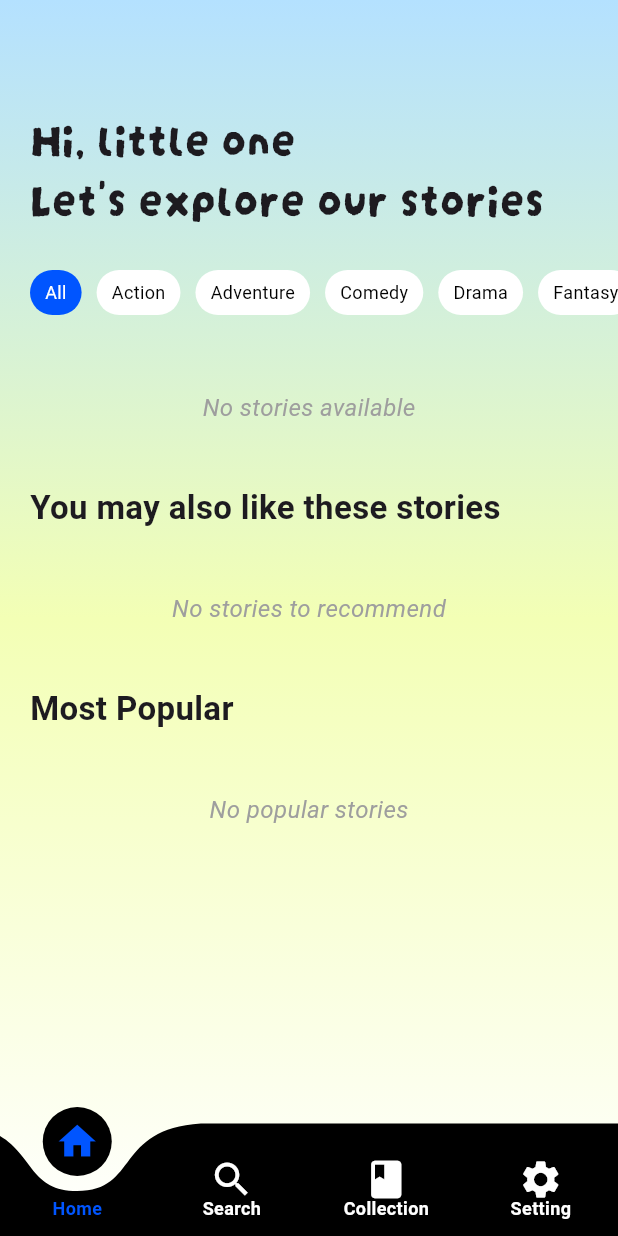
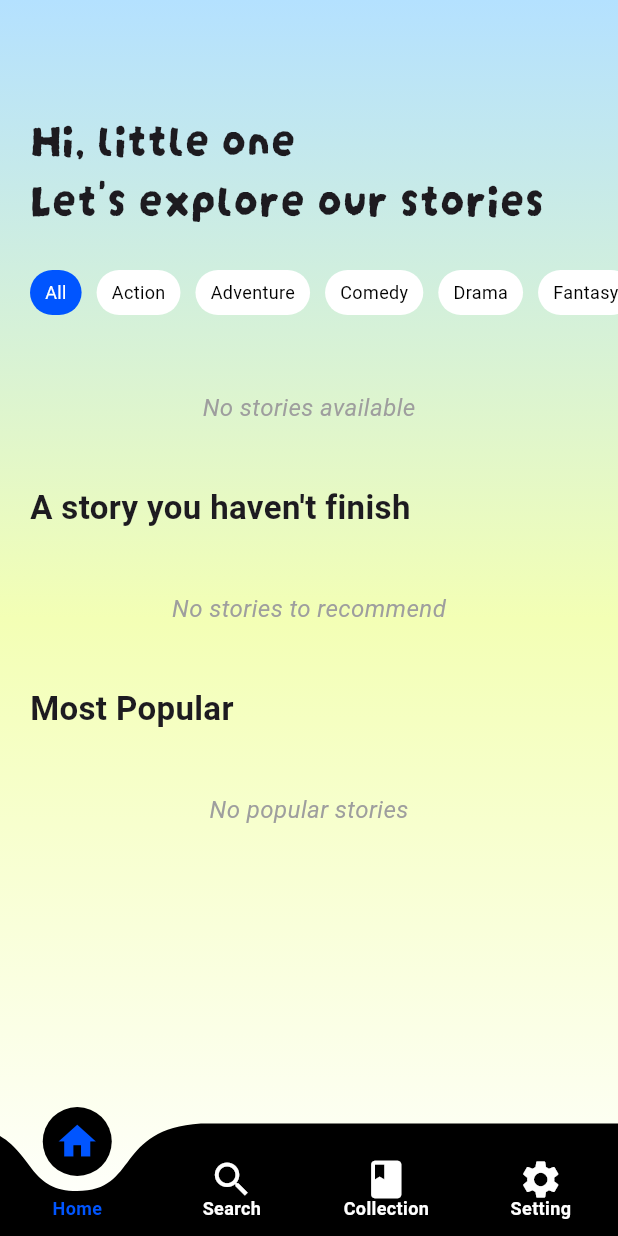
Before and after one commit to Riandec/storytelling-audio-app, a Flutter app: the screen it shows after launch, on a phone screen of 412 x 824 dp. Run offline on Flutter 3.47's test engine with Material 3 defaults, Android fonts, the phone set to English and light mode, and no system bars; drawn by our look-alikes of curved_navigation_bar; our stand-ins replace carousel_slider, cloud_firestore, firebase_core, flutter_dotenv, shared_preferences; missing offline and left inert: image_pixels; accounts and stored records are empty; Roboto replaces fonts that are missing (SF Pro); statements that could not run were skipped; project files that could hold a hidden picture were left out.

Commit message:
fix(home): change recommend title phase

```diff
--- a/lib/screens/home_page.dart
+++ b/lib/screens/home_page.dart
@@ -343,7 +343,7 @@ class _HomePageState extends State<HomePage> {
                         Padding(
                           padding: EdgeInsets.only(top: 20, left: 20),
                           child: Text(
-                            "You may also like these stories",
+                            "A story you haven't finish",
                             style: TextStyle(
                               fontSize: 22,
                               fontWeight: FontWeight.bold,
```
